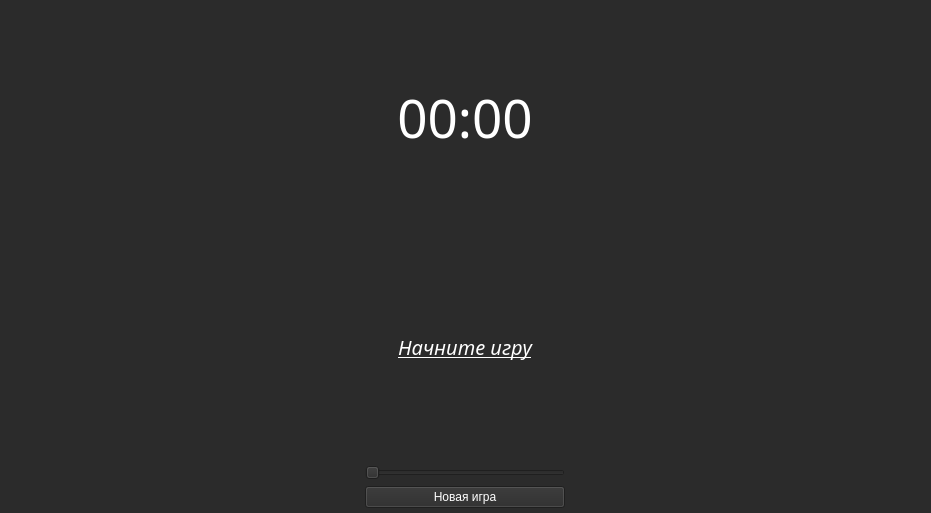
Before: the Qt Designer form mainwindow.ui in mrtokii/sweep-hard, drawn with Qt 5.
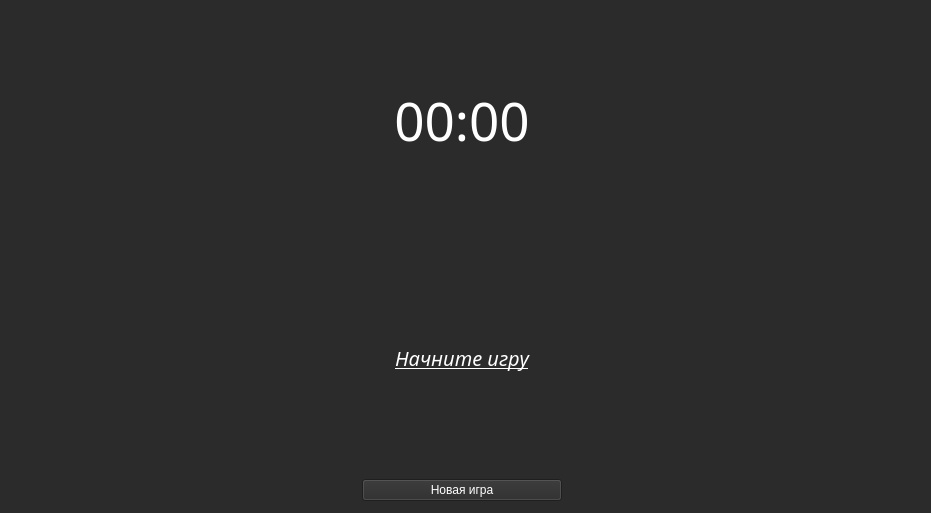
After: the same form once the commit is applied.

Patch:
```diff
--- a/mainwindow.ui
+++ b/mainwindow.ui
@@ -34,10 +34,16 @@
      <layout class="QHBoxLayout" name="fieldPlace"/>
     </item>
     <item>
-     <layout class="QVBoxLayout" name="sidePanel" stretch="0,0,0,0">
+     <layout class="QVBoxLayout" name="sidePanel" stretch="0,0,0">
       <property name="sizeConstraint">
        <enum>QLayout::SetMinimumSize</enum>
       </property>
+      <property name="rightMargin">
+       <number>7</number>
+      </property>
+      <property name="bottomMargin">
+       <number>7</number>
+      </property>
       <item>
        <widget class="QLabel" name="timerLabel">
         <property name="sizePolicy">
@@ -109,31 +115,6 @@
         </property>
        </widget>
       </item>
-      <item>
-       <widget class="QSlider" name="difficultySlider">
-        <property name="sizePolicy">
-         <sizepolicy hsizetype="Fixed" vsizetype="Fixed">
-          <horstretch>0</horstretch>
-          <verstretch>0</verstretch>
-         </sizepolicy>
-        </property>
-        <property name="maximumSize">
-         <size>
-          <width>200</width>
-          <height>15</height>
-         </size>
-        </property>
-        <property name="maximum">
-         <number>2</number>
-        </property>
-        <property name="pageStep">
-         <number>1</number>
-        </property>
-        <property name="orientation">
-         <enum>Qt::Horizontal</enum>
-        </property>
-       </widget>
-      </item>
       <item>
        <widget class="QPushButton" name="generateField">
         <property name="sizePolicy">
```
